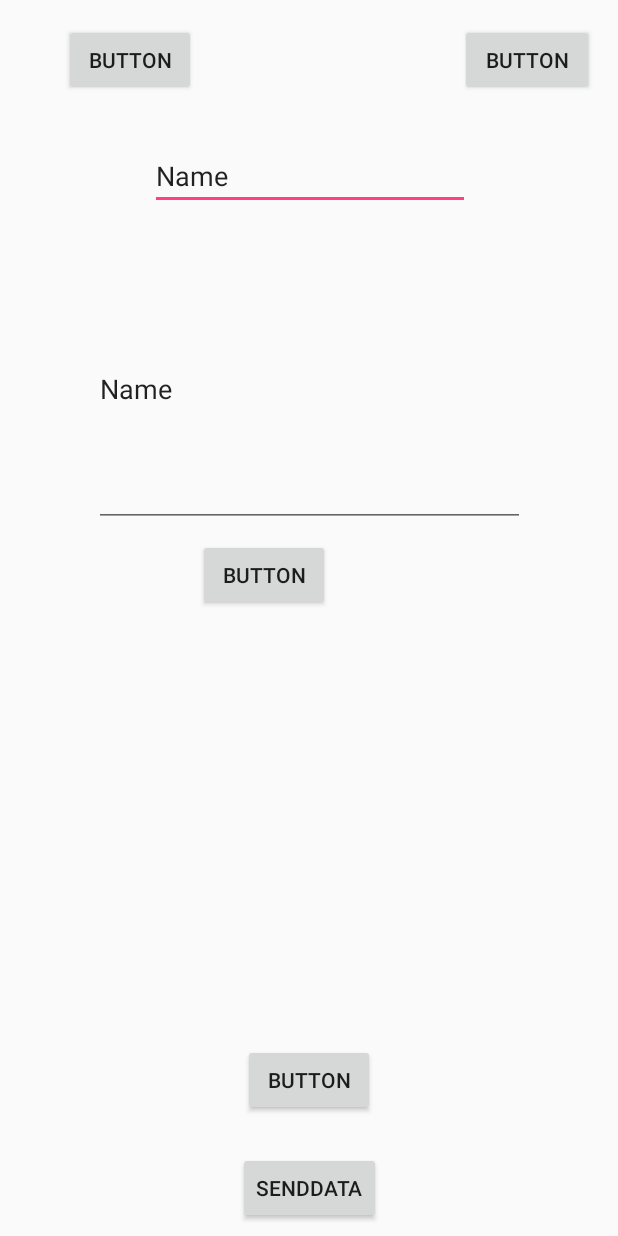
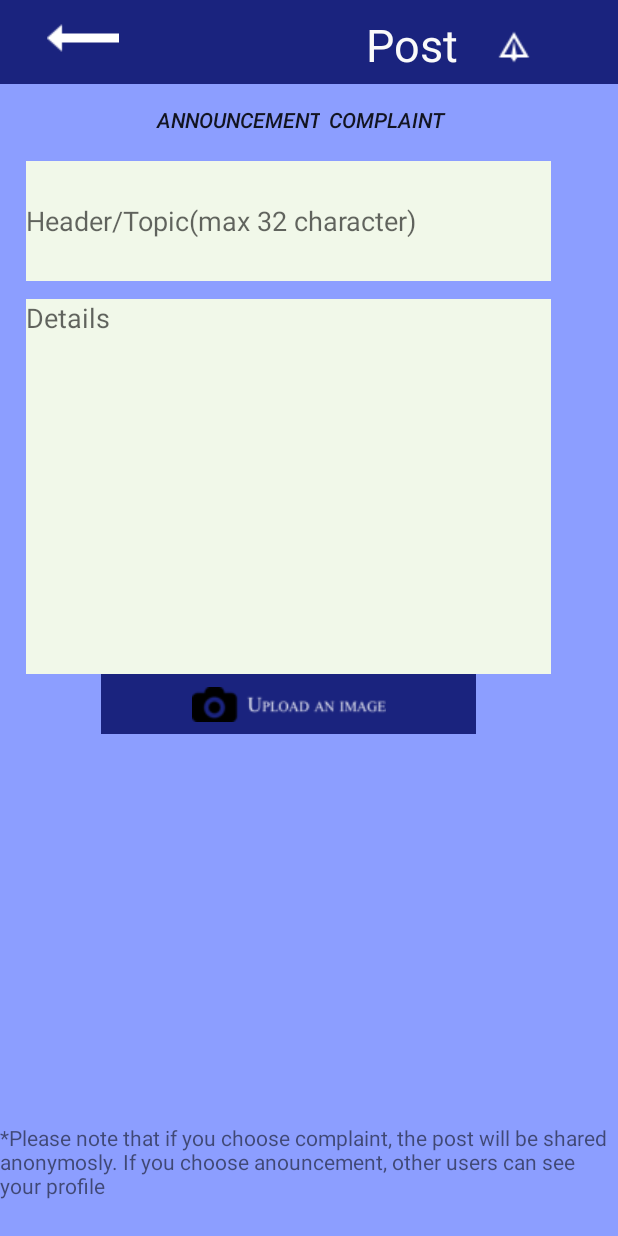
Before and after one commit to alptekinonder/Bilcon, an Android app: the NewPost screen opened directly, with no data from a screen before it, on a phone screen of 412 x 824 dp. Run offline under Robolectric (Android 15) with nearby library versions, the phone set to English and light mode, and no system bars; our stand-ins replace Firebase (no records; nobody signed in at launch, a user with empty details on screens opened directly).

Commit message:
10 Nisan 20.11

```diff
--- a/app/src/main/AndroidManifest.xml
+++ b/app/src/main/AndroidManifest.xml
@@ -14,7 +14,9 @@
         android:label="@string/app_name"
         android:roundIcon="@mipmap/ic_launcher_round"
         android:supportsRtl="true"
-        android:theme="@style/AppTheme">
+        android:theme="@style/AppTheme"
+        android:hardwareAccelerated="false"
+        android:largeHeap="true">
         <activity android:name=".MainActivity">
             <intent-filter>
                 <action android:name="android.intent.action.MAIN" />
--- a/app/src/main/java/com/example/alptekin/bilconnectt/LoginActivity.java
+++ b/app/src/main/java/com/example/alptekin/bilconnectt/LoginActivity.java
@@ -4,6 +4,7 @@ package com.example.alptekin.bilconnectt;
 import android.content.Context;
 import android.content.Intent;
 import android.net.ConnectivityManager;
+import android.net.Uri;
 import android.support.annotation.NonNull;
 import android.support.v7.app.AppCompatActivity;
 import android.os.Bundle;
@@ -29,7 +30,8 @@ public class LoginActivity extends AppCompatActivity {
     private Button loginBtn;
     private Button login_registerBtn;
     private Button login_forgotBtn;
-
+    private Button login_EasterEgg;
+    private int count = 0;
     private FirebaseAuth mAuth;
 
     private ProgressBar loginProgress;
@@ -52,7 +54,6 @@ public class LoginActivity extends AppCompatActivity {
         login_registerBtn = ( Button ) findViewById( R.id.login_register);
         login_forgotBtn   = ( Button ) findViewById( R.id.login_forgot);
         loginProgress     = ( ProgressBar ) findViewById( R.id.login_progress);
-
         /*
         When clicked takes you to the registration page.
          */
@@ -61,9 +62,8 @@ public class LoginActivity extends AppCompatActivity {
             @Override
             public void onClick(View view)
             {
-
-                Intent regIntent = new Intent(LoginActivity.this, RegisterActivity.class);
-                startActivity(regIntent);
+                Intent intent = new Intent( LoginActivity.this, RegisterActivity.class);
+                startActivity( intent);
                 finish();
             }
         });
@@ -104,9 +104,9 @@ public class LoginActivity extends AppCompatActivity {
         login_forgotBtn.setOnClickListener(new View.OnClickListener() {
             @Override
             public void onClick(View v) {
-                //Intent intent = new Intent( LoginActivity.this, ForgotActivity.class);
-                //startActivity( intent);
-                //finish();
+                Intent intent = new Intent( LoginActivity.this, ForgotActivity.class);
+                startActivity( intent);
+                finish();
             }
         });
     }
@@ -115,21 +115,7 @@ public class LoginActivity extends AppCompatActivity {
      * This method gets called when the application first started and if this activity is active at the moment.
      * Checks if use is looged in acts accordingly.
      */
-    @Override
-    protected void onStart()
-    {
-        super.onStart();
 
-        FirebaseUser currentUser = mAuth.getCurrentUser();
-        if ( currentUser != null)
-        {
-            sendToMain();
-        }
-        else
-        {
-
-        }
-    }
 
     /*
      *  Helper method to send user to the main activity.
@@ -151,4 +137,21 @@ public class LoginActivity extends AppCompatActivity {
             return false;
         }
     }
+    public void helper(View view){
+        easterEgg();
+    }
+    public void easterEgg(){
+        if(count >= 5)
+        {
+            Toast.makeText(LoginActivity.this, "You did it!", Toast.LENGTH_LONG).show();
+            Intent viewIntent = new Intent(Intent.ACTION_VIEW, Uri.parse("https://www.youtube.com/watch?v=AzLcDo4Wpbs"));
+            startActivity(viewIntent);
+        }
+        if(count >= 3 )
+        {
+            Toast.makeText(LoginActivity.this, "Almost There!", Toast.LENGTH_LONG).show();
+        }
+        count++;
+
+    }
 }
--- a/app/src/main/java/com/example/alptekin/bilconnectt/NewPost.java
+++ b/app/src/main/java/com/example/alptekin/bilconnectt/NewPost.java
@@ -1,9 +1,13 @@
     package com.example.alptekin.bilconnectt;
 
+    import android.Manifest;
     import android.content.Intent;
+    import android.content.pm.PackageManager;
     import android.graphics.Bitmap;
     import android.net.Uri;
     import android.support.annotation.NonNull;
+    import android.support.v4.app.ActivityCompat;
+    import android.support.v4.content.ContextCompat;
     import android.support.v7.app.AppCompatActivity;
     import android.os.Bundle;
     import android.text.TextUtils;
@@ -11,6 +15,7 @@
     import android.view.View;
     import android.widget.Button;
     import android.widget.EditText;
+    import android.widget.ImageButton;
     import android.widget.Toast;
 
     import com.google.android.gms.tasks.OnCompleteListener;
@@ -34,26 +39,28 @@
 
     import id.zelory.compressor.Compressor;
 
+    import static android.Manifest.permission_group.STORAGE;
+
     public class NewPost extends AppCompatActivity {
-        public static String post = "Announcement";
-        public static String newPostId;
+        public static String    post = "Announcement";
+        public static String    newPostId;
         public static final String TAG = "NewPost_Error";
-        private Button chooseImage;
-        private boolean compAnnonTouch = false;//this boolean will show which button is touched, compalints or announceents
-        private Button announcementsButton;
-        private Button complaintsButton;
-        private EditText topic;
-        private EditText description;
-        private Button sendData;
-        private Uri postImageUri;
-        private FirebaseAuth firebaseAuth;
+        private ImageButton     chooseImage;
+        private boolean         compAnnonTouch = false;//this boolean will show which button is touched, compalints or announceents
+        private Button          announcementsButton;
+        private Button          complaintsButton;
+        private EditText        topic;
+        private EditText        description;
+        private ImageButton     sendData;
+        private Uri             postImageUri;
+        private FirebaseAuth    firebaseAuth;
         private String currentdate = DateFormat.getDateInstance().format(new Date());
-        private Button delete;
 
+        private static final int PERMISSION_REQUEST_READ_EXTERNAL_STORAGE = 0;
 
-        private String current_user_id;
-        private Bitmap compressedImageFile;
-        private StorageReference storageReference;
+        private String            current_user_id;
+        private Bitmap            compressedImageFile;
+        private StorageReference  storageReference;
         private FirebaseFirestore firebaseFirestore;
 
         @Override
@@ -64,26 +71,20 @@
             firebaseFirestore = FirebaseFirestore.getInstance();
             firebaseAuth = FirebaseAuth.getInstance();
             //I do not have login part so i have to give a user id directly for now, delete the user part and code will work for any user
-            current_user_id = "9rbiBB3Vl9cfI200I5eutY2vkC32";//firebaseAuth.getCurrentUser().getUid();
+            //current_user_id = "9rbiBB3Vl9cfI200I5eutY2vkC32";//
+            current_user_id = firebaseAuth.getCurrentUser().getUid();
 
 
             // DocumentSnapshot
             //getting data from database(complaints)
 
-            description = findViewById(R.id.descriptionNew);
-            topic = findViewById(R.id.topicNew);
+            description = findViewById(R.id.topic_text);
+            topic = findViewById(R.id.details_text);
 
-            delete = (Button) findViewById(R.id.delete);
-            delete.setOnClickListener(new View.OnClickListener() {
-                @Override
-                public void onClick(View view) {
-                    firebaseFirestore.collection("Announcements").document("2").delete();
-                }
-            });
 
 
             //if user touches announcements button, he can create an announcement
-            announcementsButton = (Button) findViewById(R.id.AnnouncementsButton);
+            announcementsButton = (Button) findViewById(R.id.comp_opt);
             announcementsButton.setOnClickListener(new View.OnClickListener() {
                 @Override
                 public void onClick(View view) {
@@ -92,7 +93,7 @@
                 }
             });
             //if user touches complaints button, he can create a complaint
-            complaintsButton = (Button) findViewById(R.id.ComplaintsButton);
+            complaintsButton = (Button) findViewById(R.id.announ_opt);
             complaintsButton.setOnClickListener(new View.OnClickListener() {
                 @Override
                 public void onClick(View view) {
@@ -102,23 +103,33 @@
             });
 
 
-            chooseImage = (Button) findViewById(R.id.UploadImage);
+            chooseImage = (ImageButton) findViewById(R.id.upload_im2);
             //choosing image with Crop Image Library
             chooseImage.setOnClickListener(new View.OnClickListener() {
                 @Override
                 //upload image part, use cropImage Library
+                public void onClick(View view) {
+                    //if ( ContextCompat.checkSelfPermission( this, Manifest.permission.READ_EXTERNAL_STORAGE) != PackageManager.PERMISSION_DENIED) {
+                        // Permission is not granted
+                    //    requestPermissions( this, new String[] {Manifest.permission.READ_EXTERNAL_STORAGE}, PackageManager.)
+                    //}
 
-                public void onClick(View view) {
-                    CropImage.activity()
-                            .setGuidelines(CropImageView.Guidelines.ON)
-                            .setMinCropResultSize(512, 512)
-                            .setAspectRatio(1, 1)
-                            .start(NewPost.this);
+                    int permissionCheckWriteExternalStorage = ContextCompat.checkSelfPermission(NewPost.this, Manifest.permission.READ_EXTERNAL_STORAGE);
+                    if (permissionCheckWriteExternalStorage != PackageManager.PERMISSION_GRANTED) {
+                        ActivityCompat.requestPermissions(NewPost.this, new String[]{Manifest.permission.READ_EXTERNAL_STORAGE}, PERMISSION_REQUEST_READ_EXTERNAL_STORAGE);
+                    }
+                    if (permissionCheckWriteExternalStorage == PackageManager.PERMISSION_GRANTED) {
 
+                        CropImage.activity()
+                                .setGuidelines(CropImageView.Guidelines.ON)
+                                .setMinCropResultSize(512, 512)
+                                .setAspectRatio(1, 1)
+                                .start(NewPost.this);
+                    }
                 }
             });
 
-            sendData = (Button) findViewById(R.id.SendData);
+            sendData = (ImageButton) findViewById(R.id.post_it);
             //sending post to FireBaseStore
             sendData.setOnClickListener(new View.OnClickListener() {
                 @Override
@@ -128,8 +139,11 @@
                     firebaseFirestore.collection("index").document(post).get().addOnSuccessListener(new OnSuccessListener<DocumentSnapshot>() {
                         @Override
                         public void onSuccess(DocumentSnapshot documentSnapshot) {
-                            if(documentSnapshot.exists())
+                            if(documentSnapshot.exists()){
                                 newPostId = documentSnapshot.getString("index");
+                                Log.d(TAG, "Aaaaaaaaaaaaaaaaaa" + newPostId);
+                                //newPostId = documentSnapshot.getString("index");
+                            }
                             else{
                                 Toast.makeText(NewPost.this, "Document was not found", Toast.LENGTH_LONG).show();
                             }
@@ -268,8 +282,8 @@
                             post = "Announcements";
                             newPost = new Announcement(topicNew,desc,current_user_id,"","", currentdate);
                         }
-
-                        firebaseFirestore.collection(post).document(newPostId).set(newPost).addOnSuccessListener(new OnSuccessListener<Void>() {
+                        newPostId = "13";
+                        firebaseFirestore.collection(newPostId).document(post).set(newPostId).addOnSuccessListener(new OnSuccessListener<Void>() {
                             @Override
                             public void onSuccess(Void aVoid) {
                                 int temp = Integer.parseInt(newPostId) + 1;
@@ -313,4 +327,23 @@
             }
 
         }
+
+        @Override
+        public void onRequestPermissionsResult(int requestCode, @NonNull String[] permissions, @NonNull int[] grantResults) {
+            super.onRequestPermissionsResult(requestCode, permissions, grantResults);
+
+            if ((requestCode == PERMISSION_REQUEST_READ_EXTERNAL_STORAGE)) {
+                if ((grantResults.length > 0) && (grantResults[0] == PackageManager.PERMISSION_GRANTED)) {
+                    // Permission granted. Restart application
+                    Intent intent = getBaseContext().getPackageManager().getLaunchIntentForPackage(getBaseContext().getPackageName());
+                    intent.addFlags(Intent.FLAG_ACTIVITY_CLEAR_TOP);
+                    startActivity(intent);
+                } else {
+                    // Permission denied. Close application
+                    finish();
+                }
+            }
+        }
+
+
     }
--- a/app/src/main/java/com/example/alptekin/bilconnectt/RegisterActivity.java
+++ b/app/src/main/java/com/example/alptekin/bilconnectt/RegisterActivity.java
@@ -37,7 +37,7 @@ public class RegisterActivity extends AppCompatActivity {
     {
         super.onCreate( savedInstanceState );
         setContentView( R.layout.activity_register );
-
+        mAuth = FirebaseAuth.getInstance();
         reg_email = ( EditText ) findViewById( R.id.reg_yourEmail );
         reg_password = ( EditText ) findViewById( R.id.reg_yourPass );
         reg_confirm = ( EditText ) findViewById( R.id.reg_confirmPass );
@@ -75,7 +75,7 @@ public class RegisterActivity extends AppCompatActivity {
                             {
                                 if( task.isSuccessful() )
                                 {
-                                    sendToMain();
+                                    sendToLogin();
                                 }
                                 else
                                 {
@@ -120,4 +120,10 @@ public class RegisterActivity extends AppCompatActivity {
         startActivity( mainIntent );
         finish();
     }
+
+    private void sendToLogin(){
+        Intent intent = new Intent( RegisterActivity.this, LoginActivity.class);
+        startActivity( intent);
+        finish();
+    }
 }
--- a/app/src/main/res/layout/activity_login.xml
+++ b/app/src/main/res/layout/activity_login.xml
@@ -24,6 +24,7 @@
         android:layout_marginTop="8dp"
         android:contentDescription="Logo"
         android:scaleType="fitCenter"
+        android:onClick="helper"
         android:src="@drawable/bilcon_logo"
         app:layout_constraintEnd_toEndOf="@+id/login_background"
         app:layout_constraintStart_toStartOf="@+id/login_background"
@@ -179,6 +180,4 @@
         app:layout_constraintTop_toTopOf="@+id/login_background" />
 
 
-
-
 </android.support.constraint.ConstraintLayout>
--- a/app/src/main/res/layout/activity_new_post.xml
+++ b/app/src/main/res/layout/activity_new_post.xml
@@ -1,108 +1,115 @@
 <?xml version="1.0" encoding="utf-8"?>
-<android.support.constraint.ConstraintLayout xmlns:android="http://schemas.android.com/apk/res/android"
+<RelativeLayout xmlns:android="http://schemas.android.com/apk/res/android"
 xmlns:app="http://schemas.android.com/apk/res-auto"
 xmlns:tools="http://schemas.android.com/tools"
 android:layout_width="match_parent"
 android:layout_height="match_parent"
-    tools:context="com.example.alptekin.bilconnectt.NewPost">
+android:background="#8C9EFF"
+tools:context=".Post">
+
+<android.support.v7.widget.Toolbar
+    android:id="@+id/tlBar"
+    android:layout_width="match_parent"
+    android:layout_height="wrap_content"
+    android:layout_alignParentStart="true"
+    android:layout_alignParentTop="true"
+    android:background="#1A237E"></android.support.v7.widget.Toolbar>
 
 
-    <android.support.constraint.ConstraintLayout
-        android:layout_width="match_parent"
-        android:layout_height="match_parent"
-        app:layout_constraintEnd_toEndOf="parent"
-        app:layout_constraintStart_toStartOf="parent"
-        app:layout_constraintTop_toTopOf="parent">
+<ImageButton
+    android:id="@+id/backButton"
+    android:layout_width="75sp"
+    android:layout_height="50sp"
+    android:layout_alignParentStart="true"
+    android:layout_alignParentTop="true"
+    android:layout_marginStart="17dp"
+    android:cropToPadding="true"
+    android:src="@drawable/arrow"
+    android:background="#1A237E"/>
 
+<TextView
+    android:id="@+id/postnew"
+    android:layout_width="wrap_content"
+    android:layout_height="wrap_content"
+    android:layout_alignBottom="@+id/backButton"
+    android:layout_marginEnd="12dp"
+    android:layout_toStartOf="@+id/post_it"
+    android:background="#1A237E"
+    android:text="Post"
+    android:textColor="#FAFAFA"
+    android:textSize="30dp" />
+
+<ImageButton
+    android:id="@+id/post_it"
+    android:layout_width="50sp"
+    android:layout_height="50sp"
+    android:layout_alignBottom="@+id/tlBar"
+    android:layout_alignEnd="@+id/details_text"
+    android:background="#1A237E"
+    android:src="@drawable/paper_plane" />
+
+<EditText
+    android:id="@+id/topic_text"
+    android:layout_width="350sp"
+    android:layout_height="80sp"
+    android:layout_alignEnd="@+id/post_it"
+    android:layout_below="@+id/tlBar"
+    android:layout_marginTop="51dp"
+    android:background="#F1F8E9"
+    android:ems="10"
+    android:hint="Header/Topic(max 32 character)"
+    android:inputType="textPersonName"
+    android:textColor="#424242" />
+
+<EditText
+    android:id="@+id/details_text"
+    android:layout_width="350sp"
+    android:layout_height="250sp"
+    android:layout_alignStart="@+id/backButton"
+    android:layout_below="@+id/topic_text"
+    android:layout_marginTop="12dp"
+    android:background="#F1F8E9"
+    android:gravity="top"
+    android:hint="Details"
+    android:textColor="#424242" />
 
 <Button
-            android:id="@+id/SendData"
+    android:id="@+id/announ_opt"
     android:layout_width="wrap_content"
     android:layout_height="wrap_content"
-            android:layout_marginBottom="8dp"
-            android:layout_marginEnd="8dp"
-            android:layout_marginStart="8dp"
-            android:text="SendData"
-            app:layout_constraintBottom_toBottomOf="parent"
-            app:layout_constraintEnd_toEndOf="parent"
-            app:layout_constraintHorizontal_bias="0.501"
-            app:layout_constraintStart_toStartOf="parent" />
-
-        <EditText
-            android:id="@+id/topicNew"
-            android:layout_width="wrap_content"
-            android:layout_height="44dp"
-            android:layout_marginEnd="8dp"
-            android:layout_marginStart="8dp"
-            android:layout_marginTop="96dp"
-            android:ems="10"
-            android:inputType="textPersonName"
-            android:text="Name"
-            app:layout_constraintEnd_toEndOf="parent"
-            app:layout_constraintHorizontal_bias="0.503"
-            app:layout_constraintStart_toStartOf="parent"
-            app:layout_constraintTop_toTopOf="parent" />
-
-        <EditText
-            android:id="@+id/descriptionNew"
-            android:layout_width="287dp"
-            android:layout_height="183dp"
-            android:layout_marginEnd="8dp"
-            android:layout_marginStart="8dp"
-            android:layout_marginTop="28dp"
-            android:ems="10"
-            android:inputType="textPersonName"
-            android:text="Name"
-            app:layout_constraintEnd_toEndOf="parent"
-            app:layout_constraintHorizontal_bias="0.506"
-            app:layout_constraintStart_toStartOf="parent"
-            app:layout_constraintTop_toBottomOf="@+id/topicNew" />
+    android:layout_alignBaseline="@+id/comp_opt"
+    android:layout_alignBottom="@+id/comp_opt"
+    android:layout_marginStart="11dp"
+    android:layout_toEndOf="@+id/backButton"
+    android:text="Announcement"
+    android:textStyle="italic"
+    android:background="#8C9EFF"/>
 
 <Button
-            android:id="@+id/UploadImage"
+    android:id="@+id/comp_opt"
     android:layout_width="wrap_content"
     android:layout_height="wrap_content"
-            android:layout_marginBottom="80dp"
-            android:layout_marginEnd="8dp"
-            android:layout_marginStart="8dp"
-            android:text="Button"
-            app:layout_constraintBottom_toBottomOf="parent"
-            app:layout_constraintEnd_toEndOf="parent"
-            app:layout_constraintStart_toStartOf="parent" />
+    android:layout_below="@+id/tlBar"
+    android:layout_toEndOf="@+id/announ_opt"
+    android:text="Complaint"
+    android:textStyle="italic"
+    android:background="#8C9EFF"/>
 
-        <Button
-            android:id="@+id/AnnouncementsButton"
-            android:layout_width="wrap_content"
-            android:layout_height="wrap_content"
-            android:layout_marginEnd="8dp"
-            android:layout_marginStart="8dp"
-            android:layout_marginTop="16dp"
-            android:text="Button"
-            app:layout_constraintEnd_toStartOf="@+id/ComplaintsButton"
-            app:layout_constraintHorizontal_bias="0.171"
-            app:layout_constraintStart_toStartOf="parent"
-            app:layout_constraintTop_toTopOf="parent" />
+<ImageButton
+    android:id="@+id/upload_im2"
+    android:layout_width="250sp"
+    android:layout_height="40sp"
+    android:layout_below="@+id/details_text"
+    android:layout_toStartOf="@+id/post_it"
+    android:background="#1A237E"
+    android:src="@drawable/upload_im5" />
 
-        <Button
-            android:id="@+id/ComplaintsButton"
-            android:layout_width="89dp"
-            android:layout_height="wrap_content"
-            android:layout_marginEnd="16dp"
-            android:layout_marginTop="16dp"
-            android:text="Button"
-            app:layout_constraintEnd_toEndOf="parent"
-            app:layout_constraintTop_toTopOf="parent" />
+<TextView
+    android:id="@+id/warning_text"
+    android:layout_width="match_parent"
+    android:layout_height="75sp"
+    android:layout_alignParentBottom="true"
+    android:layout_alignParentStart="true"
+    android:text="*Please note that if you choose complaint, the post will be shared anonymosly. If you choose anouncement, other users can see your profile" />
 
-        <Button
-            android:id="@+id/delete"
-            android:layout_width="wrap_content"
-            android:layout_height="wrap_content"
-            android:layout_marginStart="132dp"
-            android:layout_marginTop="8dp"
-            android:text="Button"
-            app:layout_constraintStart_toStartOf="parent"
-            app:layout_constraintTop_toBottomOf="@+id/descriptionNew" />
-
-
-    </android.support.constraint.ConstraintLayout>
-</android.support.constraint.ConstraintLayout>
+</RelativeLayout>
--- a/app/src/main/res/layout/activity_register.xml
+++ b/app/src/main/res/layout/activity_register.xml
@@ -202,11 +202,10 @@
 
     <Button
         android:id="@+id/reg_go_Back"
-        android:layout_width="wrap_content"
-        android:layout_height="wrap_content"
+        android:layout_width="73dp"
+        android:layout_height="46dp"
         android:alpha="0.5"
-        android:backgroundTint="@color/colorPrimaryDark"
-        android:text="Back"
+        android:background="@drawable/arrow"
         app:layout_constraintStart_toStartOf="@+id/reg_background"
         app:layout_constraintTop_toTopOf="@+id/reg_background" />
 </android.support.constraint.ConstraintLayout>
```
Lines whose indentation alone changed are shown as unchanged.
